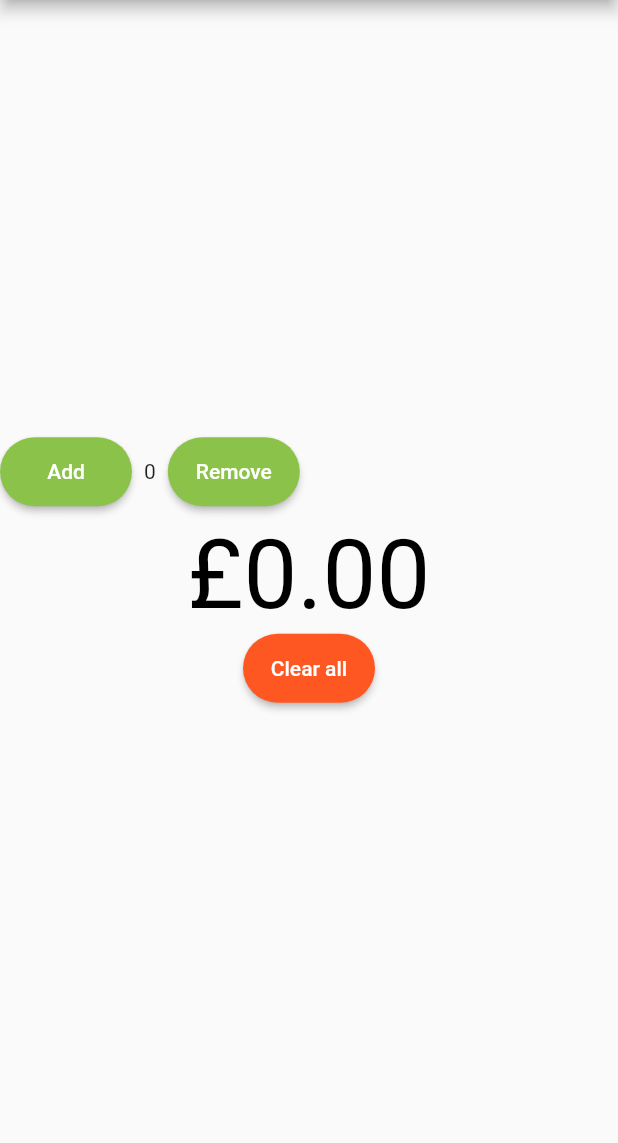
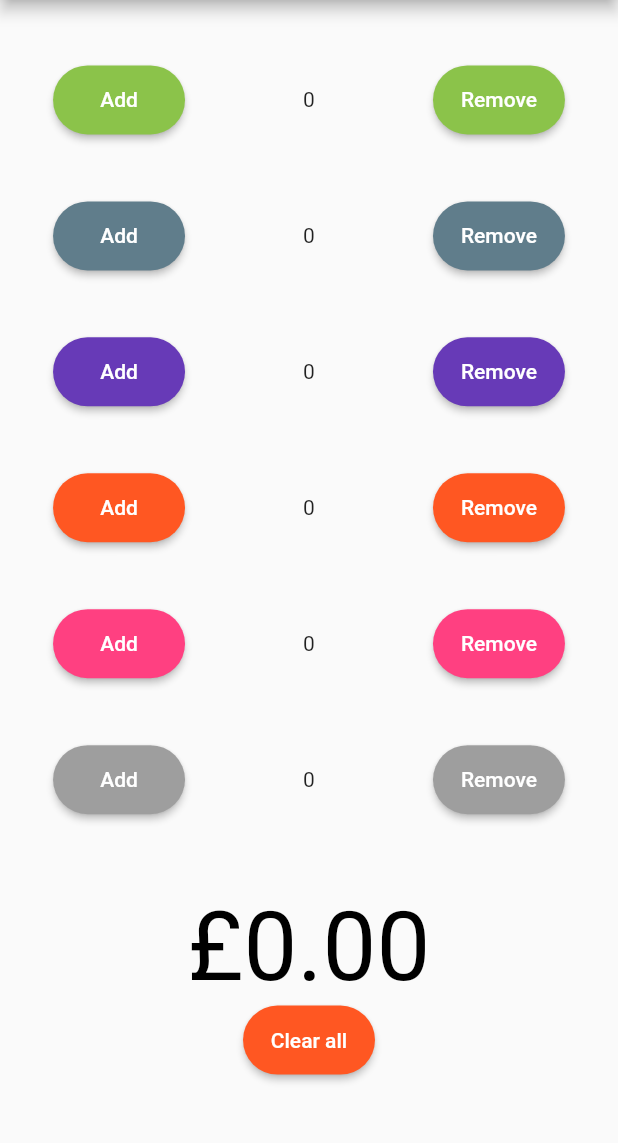
Before and after one commit to wrussell1999/yo-sushi-price-calculator-flutter, a Flutter app: the screen it shows after launch, on a phone screen of 412 x 824 dp, the part 84-1227 px from its top. Run offline on Flutter 3.47's test engine with Material 2 defaults, Android fonts, the phone set to English and light mode, and no system bars.

Commit message:
Renamed to correct colour

```diff
--- a/lib/main.dart
+++ b/lib/main.dart
@@ -178,12 +178,49 @@ class _MyHomePageState extends State<MyHomePage> {
       ),
       body: new Container(
           child: new Column(
-            mainAxisAlignment: MainAxisAlignment.center,
+            mainAxisAlignment: MainAxisAlignment.spaceEvenly,
             children: <Widget>[
-              Row(children: <Widget>[
+              Row(
+                mainAxisAlignment: MainAxisAlignment.spaceAround,
+                children: <Widget>[
                 PlateAdd(onAdd: () => _add(2.30), colour: Colors.lightGreen, typeTotal: _greenTotal),
                 PlateTotal(total: _greenTotal),
-                PlateRemove(onRemove: () => _remove(2.30), colour: Colors.lightGreen,typeTotal: _greenTotal)
+                PlateRemove(onRemove: () => _remove(2.30), colour: Colors.lightGreen, typeTotal: _greenTotal)
+              ]),
+              Row(
+                mainAxisAlignment: MainAxisAlignment.spaceAround,
+                children: <Widget>[
+                PlateAdd(onAdd: () => _add(3.00), colour: Colors.blueGrey, typeTotal: _blueTotal),
+                PlateTotal(total: _greenTotal),
+                PlateRemove(onRemove: () => _remove(3.00), colour: Colors.blueGrey, typeTotal: _blueTotal)
+              ]),
+              Row(
+                mainAxisAlignment: MainAxisAlignment.spaceAround,
+                children: <Widget>[
+                PlateAdd(onAdd: () => _add(4.00), colour: Colors.deepPurple, typeTotal: _purpleTotal),
+                PlateTotal(total: _greenTotal),
+                PlateRemove(onRemove: () => _remove(4.00), colour: Colors.deepPurple, typeTotal: _purpleTotal)
+              ]),
+              Row(
+                mainAxisAlignment: MainAxisAlignment.spaceAround,
+                children: <Widget>[
+                PlateAdd(onAdd: () => _add(4.50), colour: Colors.deepOrange, typeTotal: _orangeTotal),
+                PlateTotal(total: _greenTotal),
+                PlateRemove(onRemove: () => _remove(4.50), colour: Colors.deepOrange, typeTotal: _orangeTotal)
+              ]),
+              Row(
+                mainAxisAlignment: MainAxisAlignment.spaceAround,
+                children: <Widget>[
+                PlateAdd(onAdd: () => _add(5.00), colour: Colors.pinkAccent, typeTotal: _pinkTotal),
+                PlateTotal(total: _greenTotal),
+                PlateRemove(onRemove: () => _remove(5.00), colour: Colors.pinkAccent, typeTotal: _pinkTotal)
+              ]),
+              Row(
+                mainAxisAlignment: MainAxisAlignment.spaceAround,
+                children: <Widget>[
+                PlateAdd(onAdd: () => _add(5.50), colour: Colors.grey, typeTotal: _greyTotal),
+                PlateTotal(total: _greenTotal),
+                PlateRemove(onRemove: () => _remove(5.50), colour: Colors.grey, typeTotal: _greyTotal)
               ]),
               Padding(
                 padding: EdgeInsets.all(8.0),
```
